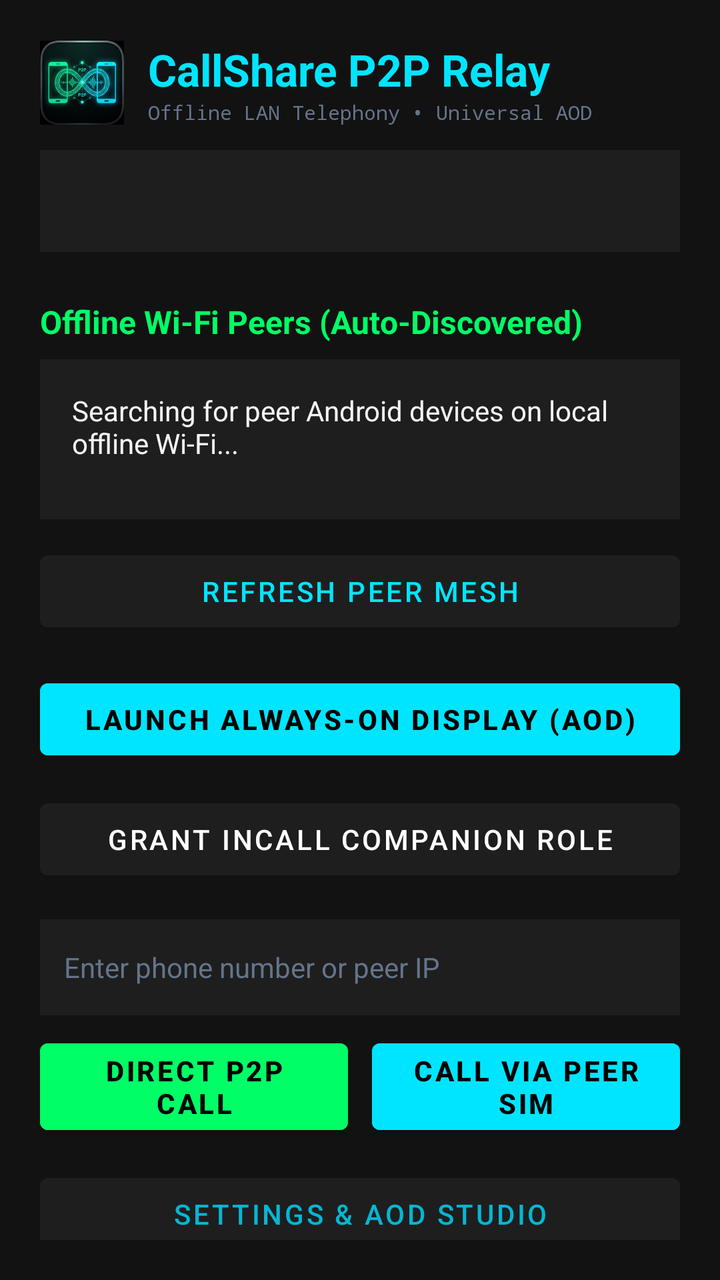
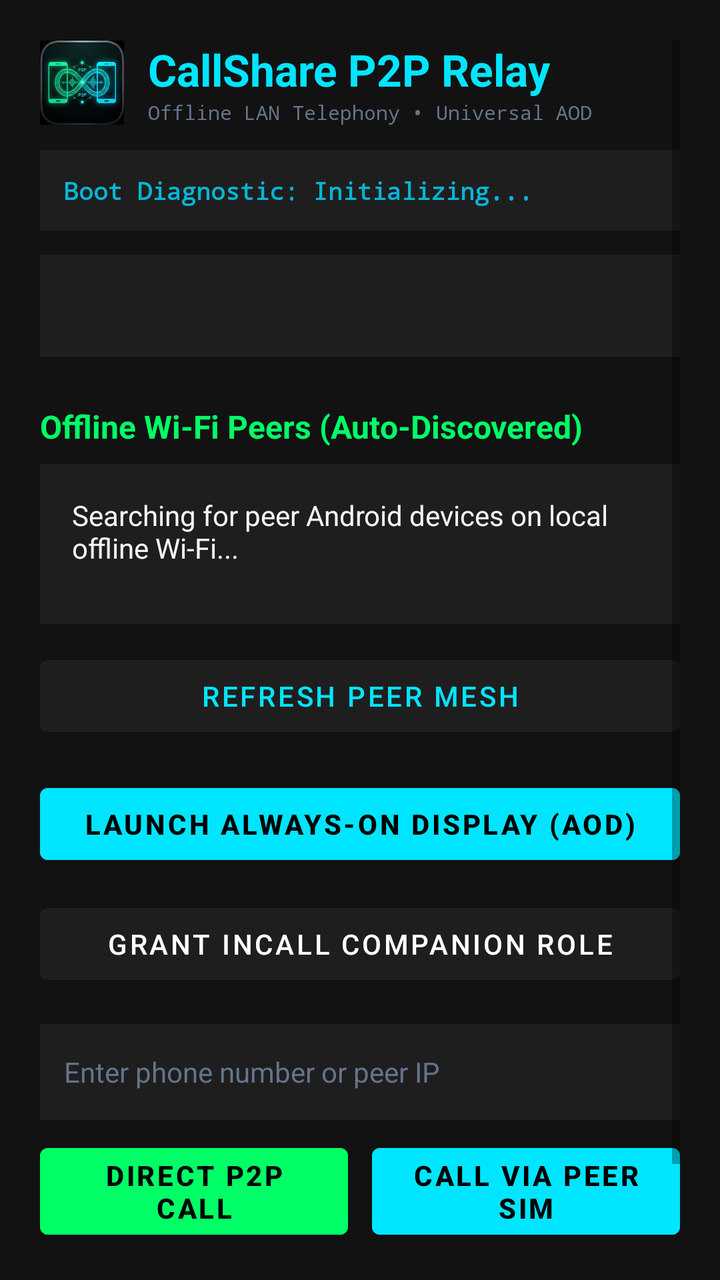

Screens rendered from an Android XML layout before and after an edit, with the pre-edit source and the edit as a unified diff.
<!-- AndroidManifest.xml: application theme Theme.CallShare -->
<!-- res/layout/activity_main.xml -->
<?xml version="1.0" encoding="utf-8"?>
<ScrollView xmlns:android="http://schemas.android.com/apk/res/android"
    android:layout_width="match_parent"
    android:layout_height="match_parent"
    android:background="@color/dark_surface"
    android:padding="20dp">

    <LinearLayout
        android:layout_width="match_parent"
        android:layout_height="wrap_content"
        android:orientation="vertical">

        
        <LinearLayout
            android:layout_width="match_parent"
            android:layout_height="wrap_content"
            android:gravity="center_vertical"
            android:orientation="horizontal">

            <ImageView
                android:id="@+id/iv_app_logo"
                android:layout_width="42dp"
                android:layout_height="42dp"
                android:layout_marginEnd="12dp"
                android:src="@drawable/croped"
                android:contentDescription="CallShare P2P Brand Logo" />

            <LinearLayout
                android:layout_width="wrap_content"
                android:layout_height="wrap_content"
                android:orientation="vertical">

                <TextView
                    android:layout_width="wrap_content"
                    android:layout_height="wrap_content"
                    android:text="@string/dashboard_title"
                    android:textColor="@color/aod_accent_cyan"
                    android:textSize="22sp"
                    android:textStyle="bold" />

                <TextView
                    android:layout_width="wrap_content"
                    android:layout_height="wrap_content"
                    android:fontFamily="monospace"
                    android:text="Offline LAN Telephony • Universal AOD"
                    android:textColor="@color/text_telemetry_muted"
                    android:textSize="10sp" />
            </LinearLayout>
        </LinearLayout>

        <TextView
            android:id="@+id/text_local_info"
            android:layout_width="match_parent"
            android:layout_height="wrap_content"
            android:layout_marginTop="12dp"
            android:background="@color/dark_card"
            android:padding="16dp"
            android:textColor="@color/aod_clock_white"
            android:textSize="14sp" />

        <TextView
            android:layout_width="wrap_content"
            android:layout_height="wrap_content"
            android:layout_marginTop="24dp"
            android:text="Offline Wi-Fi Peers (Auto-Discovered)"
            android:textColor="@color/aod_mesh_green"
            android:textSize="16sp"
            android:textStyle="bold" />

        <TextView
            android:id="@+id/text_peers_list"
            android:layout_width="match_parent"
            android:layout_height="wrap_content"
            android:layout_marginTop="8dp"
            android:background="@color/dark_card"
            android:minHeight="80dp"
            android:padding="16dp"
            android:text="@string/mesh_status_searching"
            android:textColor="@color/aod_clock_white"
            android:textSize="14sp" />

        <Button
            android:id="@+id/btn_refresh_peers"
            android:layout_width="match_parent"
            android:layout_height="wrap_content"
            android:layout_marginTop="12dp"
            android:backgroundTint="@color/dark_card"
            android:text="Refresh Peer Mesh"
            android:textColor="@color/aod_accent_cyan" />

        <Button
            android:id="@+id/btn_launch_aod"
            android:layout_width="match_parent"
            android:layout_height="wrap_content"
            android:layout_marginTop="16dp"
            android:backgroundTint="@color/aod_accent_cyan"
            android:text="@string/launch_aod"
            android:textColor="@color/black"
            android:textStyle="bold" />

        <Button
            android:id="@+id/btn_set_default_dialer"
            android:layout_width="match_parent"
            android:layout_height="wrap_content"
            android:layout_marginTop="12dp"
            android:backgroundTint="@color/dark_card"
            android:text="@string/set_companion_role"
            android:textColor="@color/white" />

        <EditText
            android:id="@+id/edit_dial_target"
            android:layout_width="match_parent"
            android:layout_height="wrap_content"
            android:layout_marginTop="16dp"
            android:background="@color/dark_card"
            android:hint="@string/dial_hint"
            android:inputType="phone"
            android:minHeight="48dp"
            android:padding="12dp"
            android:textColor="@color/aod_clock_white"
            android:textColorHint="@color/text_telemetry_muted"
            android:textSize="14sp" />

        <LinearLayout
            android:layout_width="match_parent"
            android:layout_height="wrap_content"
            android:layout_marginTop="8dp"
            android:orientation="horizontal">

            <Button
                android:id="@+id/btn_direct_call"
                android:layout_width="0dp"
                android:layout_height="wrap_content"
                android:layout_weight="1"
                android:layout_marginEnd="6dp"
                android:backgroundTint="@color/aod_mesh_green"
                android:text="@string/direct_p2p_call"
                android:textColor="@color/black"
                android:textStyle="bold" />

            <Button
                android:id="@+id/btn_call_peer_sim"
                android:layout_width="0dp"
                android:layout_height="wrap_content"
                android:layout_weight="1"
                android:layout_marginStart="6dp"
                android:backgroundTint="@color/aod_accent_cyan"
                android:text="@string/call_via_peer_sim"
                android:textColor="@color/black"
                android:textStyle="bold" />
        </LinearLayout>

        <Button
            android:id="@+id/btn_open_settings"
            android:layout_width="match_parent"
            android:layout_height="wrap_content"
            android:layout_marginTop="12dp"
            android:backgroundTint="@color/dark_card"
            android:text="Settings &amp; AOD Studio"
            android:textColor="@color/cyan_opus_mesh" />

    </LinearLayout>
</ScrollView>
<!-- resources referenced by this layout -->
<resources>
  <color name="aod_accent_cyan">#00E5FF</color>
  <color name="aod_clock_white">#F5F5F5</color>
  <color name="aod_mesh_green">#00FF66</color>
  <color name="black">#FF000000</color>
  <color name="cyan_opus_mesh">#FF06B6D4</color>
  <color name="dark_card">#1E1E1E</color>
  <color name="dark_surface">#121212</color>
  <color name="text_telemetry_muted">#FF64748B</color>
  <color name="white">#FFFFFFFF</color>
  <!-- drawable croped: png bitmap (drawable, 95980 bytes) -->
  <string name="call_via_peer_sim">Call via Peer SIM</string>
  <string name="dashboard_title">CallShare P2P Relay</string>
  <string name="dial_hint">Enter phone number or peer IP</string>
  <string name="direct_p2p_call">Direct P2P Call</string>
  <string name="launch_aod">Launch Always-On Display (AOD)</string>
  <string name="mesh_status_searching">Searching for peer Android devices on local offline Wi-Fi...</string>
  <string name="set_companion_role">Grant InCall Companion Role</string>
  <style name="Theme.CallShare" parent="Theme.MaterialComponents.DayNight.NoActionBar">
          <item name="colorPrimary">@color/aod_accent_cyan</item>
          <item name="colorSecondary">@color/aod_mesh_green</item>
          <item name="android:statusBarColor">@color/dark_surface</item>
          <item name="android:windowBackground">@color/dark_surface</item>
      </style>
</resources>

<!-- the commit's change to res/layout/activity_main.xml (unified diff, before → after) -->
@@ -48,6 +48,50 @@
             </LinearLayout>
         </LinearLayout>
 
+        
+        <LinearLayout
+            android:id="@+id/layout_boot_diagnostics"
+            android:layout_width="match_parent"
+            android:layout_height="wrap_content"
+            android:layout_marginTop="12dp"
+            android:background="@color/dark_card"
+            android:orientation="vertical"
+            android:padding="12dp">
+
+            <TextView
+                android:id="@+id/text_boot_checkpoint"
+                android:layout_width="match_parent"
+                android:layout_height="wrap_content"
+                android:fontFamily="monospace"
+                android:text="Boot Diagnostic: Initializing..."
+                android:textColor="@color/cyan_opus_mesh"
+                android:textSize="12sp"
+                android:textStyle="bold" />
+
+            <TextView
+                android:id="@+id/text_safe_mode_warning"
+                android:layout_width="match_parent"
+                android:layout_height="wrap_content"
+                android:layout_marginTop="6dp"
+                android:fontFamily="monospace"
+                android:textColor="@color/crimson_drop"
+                android:textSize="12sp"
+                android:textStyle="bold"
+                android:visibility="gone" />
+
+            <Button
+                android:id="@+id/btn_safe_mode_resume"
+                android:layout_width="match_parent"
+                android:layout_height="wrap_content"
+                android:layout_marginTop="8dp"
+                android:backgroundTint="@color/crimson_drop"
+                android:text="Resume Startup (Manual Safe Retry)"
+                android:textColor="@color/white"
+                android:textSize="12sp"
+                android:textStyle="bold"
+                android:visibility="gone" />
+        </LinearLayout>
+
         <TextView
             android:id="@+id/text_local_info"
             android:layout_width="match_parent"
<!-- resource entries referenced after the edit -->
@@ -4,6 +4,7 @@
   <color name="aod_clock_white">#F5F5F5</color>
   <color name="aod_mesh_green">#00FF66</color>
   <color name="black">#FF000000</color>
+  <color name="crimson_drop">#FFE11D48</color>
   <color name="cyan_opus_mesh">#FF06B6D4</color>
   <color name="dark_card">#1E1E1E</color>
   <color name="dark_surface">#121212</color>
